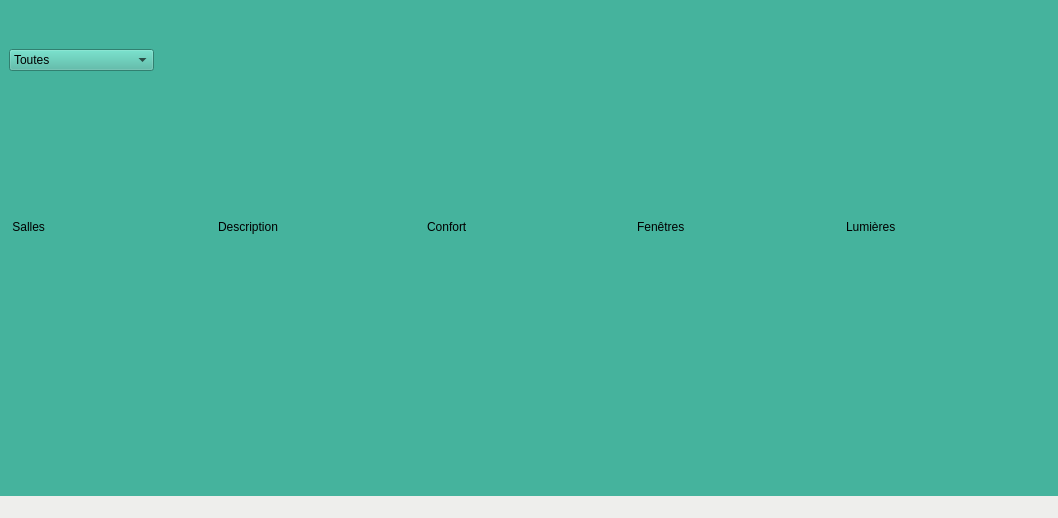
Before: the Qt Designer form eco-classroom/ihmecoclassroom.ui in bts-lasalle-avignon-projets/eco-classroom-2022, drawn with Qt 5.
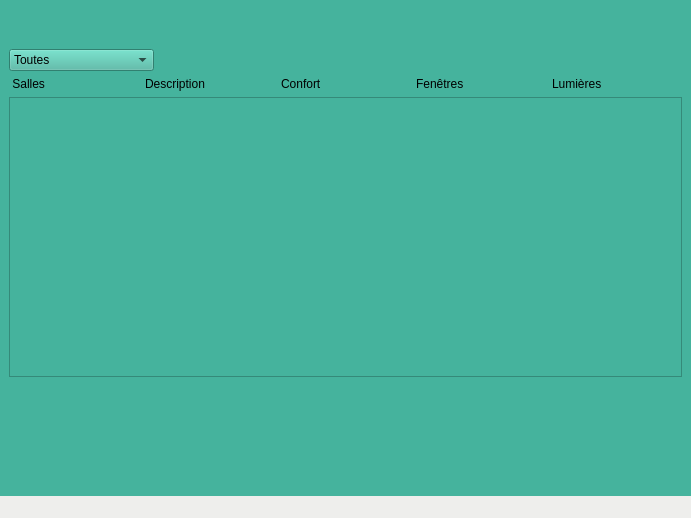
After: the same form once the commit is applied.

Commit message: ECO22-27 Ajout la méthode initialiserAffichage

Patch:
```diff
--- a/eco-classroom/ihmecoclassroom.ui
+++ b/eco-classroom/ihmecoclassroom.ui
@@ -6,7 +6,7 @@
    <rect>
     <x>0</x>
     <y>0</y>
-    <width>1058</width>
+    <width>691</width>
     <height>518</height>
    </rect>
   </property>
@@ -140,6 +140,9 @@
           </item>
          </layout>
         </item>
+        <item>
+         <widget class="QTableView" name="tableView"/>
+        </item>
         <item>
          <layout class="QHBoxLayout" name="sallesLayout"/>
         </item>
```
Left out of the diff: 4 changed lines with no effect on the pictures. The commit also changes 2 other files.
